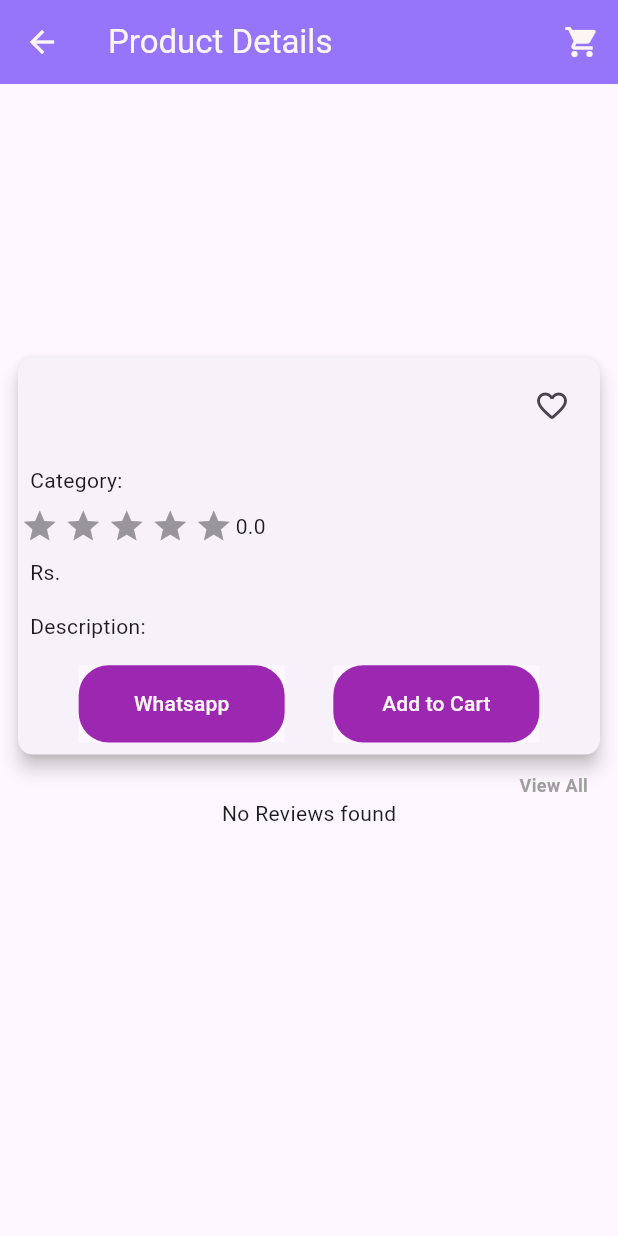
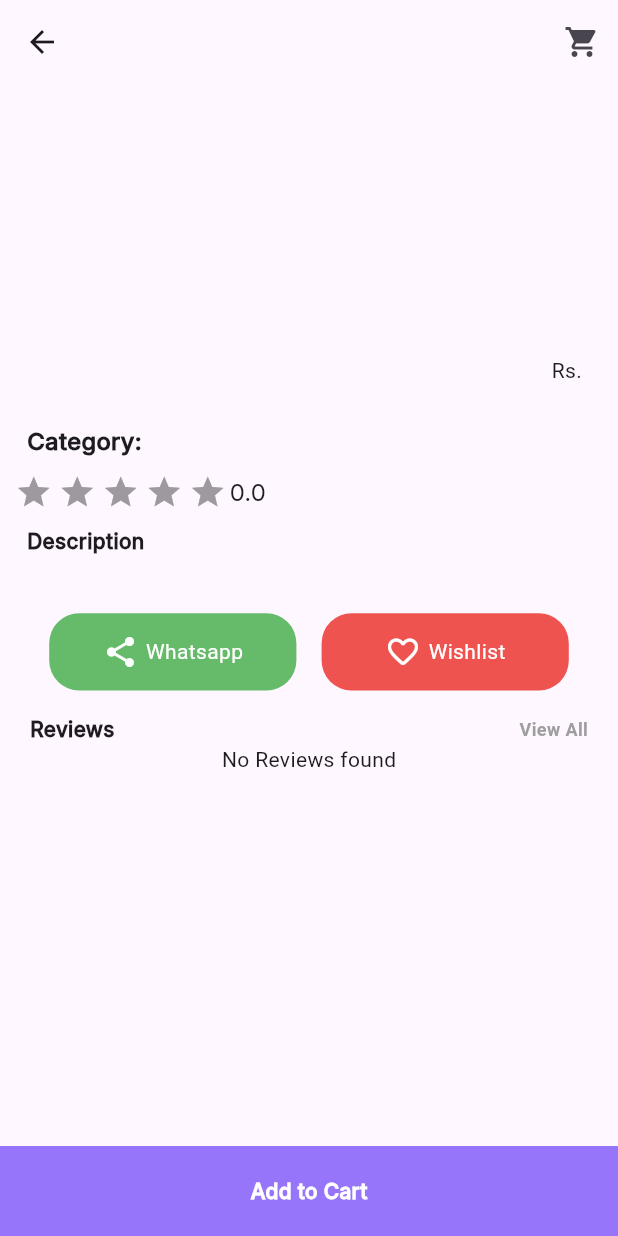
Before and after one commit to RhythmRajguru/ecommerce-flutter, a Flutter app: the ProductDetail screen opened directly with empty values, on a phone screen of 412 x 824 dp. Run offline on Flutter 3.47's test engine with Material 3 defaults, Android fonts, the phone set to English and light mode, and no system bars; drawn by our look-alikes of carousel_slider, flutter_rating_bar; our stand-ins replace cached_network_image, cloud_firestore, firebase_auth, firebase_core, firebase_messaging, flutter_easyloading and 7 more; missing offline and left inert: app_settings, dart:ffi, image_card, razorpay_flutter; accounts and stored records are empty; key blocks and very long unbroken strings in the code were emptied for the run.

Commit message:
product detail screen ui changed

```diff
--- a/lib/common/widgets/all_reviews_per_product.dart
+++ b/lib/common/widgets/all_reviews_per_product.dart
@@ -47,9 +47,7 @@ class AllReviewsPerProduct extends StatelessWidget {
                           rating: reviewData['rating'],
                           createdAt: reviewData['createdAt']);
 
-                      return  Card(
-                        margin: EdgeInsets.symmetric(horizontal: 10.0,vertical: 10),
-                        elevation: 5,
+                      return  Container(
                         child: Column(
                           children: [
                             ListTile(
@@ -94,7 +92,7 @@ class AllReviewsPerProduct extends StatelessWidget {
                               mainAxisAlignment: MainAxisAlignment.start,
                               children: [
                                 Container(
-                                  margin: EdgeInsets.symmetric(horizontal: 10,vertical: 5),
+                                  margin: EdgeInsets.symmetric(horizontal: 20,vertical: 5),
                                     child: Text(reviewModel.feedback,style: TextStyle(color: Colors.grey,fontWeight: FontWeight.bold,fontSize: 12),)),
                               ],
                             )
--- a/lib/contollers/favourite_controller.dart
+++ b/lib/contollers/favourite_controller.dart
@@ -21,7 +21,7 @@ class FavouriteController extends GetxController{
 
       Get.snackbar('Success', 'Product added to wishlist',
           snackPosition: SnackPosition.BOTTOM,
-          backgroundColor: AppConstant.appMainColor);
+          );
 
         isFavourite.value=true;
 
@@ -32,7 +32,7 @@ class FavouriteController extends GetxController{
 
       Get.snackbar('Success', 'Product removed from wishlist',
           snackPosition: SnackPosition.BOTTOM,
-          backgroundColor: AppConstant.appMainColor);
+         );
 
         isFavourite.value=false;
 
--- a/lib/screens/user-panel/product_detail.dart
+++ b/lib/screens/user-panel/product_detail.dart
@@ -1,7 +1,10 @@
+import 'dart:ffi';
+
 import 'package:cached_network_image/cached_network_image.dart';
 import 'package:carousel_slider/carousel_slider.dart';
 import 'package:cloud_firestore/cloud_firestore.dart';
 import 'package:ecom/common/widgets/all_reviews_per_product.dart';
+import 'package:ecom/common/widgets/custom_bottom_btn.dart';
 import 'package:ecom/contollers/favourite_controller.dart';
 
 import 'package:ecom/contollers/rating_controller.dart';
@@ -57,24 +60,21 @@ class _ProductDetailState extends State<ProductDetail> {
     RatingController ratingController=Get.put(RatingController(widget.productModel.productId));
     return Scaffold(
     appBar: AppBar(
-      backgroundColor: AppConstant.appMainColor,
-      title: Text('Product Details',style: TextStyle(color: AppConstant.appTextColor),),
-      iconTheme: IconThemeData(color: AppConstant.appTextColor),
       actions: [
         IconButton(onPressed: (){
           Get.to(CartScreen());
         }, icon: Icon(Icons.shopping_cart)),
       ],
     ),
-      body: Container(
-        child: Column(
+      body: Column(
         children: [
-            SizedBox(height: Get.height/60,),
+
       Container(
         margin: EdgeInsets.symmetric(horizontal: 10.0),
         child: CarouselSlider(
         items: widget.productModel.productImages.map((imageUrls)=>
-            ClipRRect(borderRadius: BorderRadius.circular(10.0),
+          ClipRRect(
+            borderRadius: BorderRadius.circular(10.0),
            child: CachedNetworkImage(imageUrl: imageUrls,fit: BoxFit.cover,width: Get.width-10,
             placeholder: (context,url)=>ColoredBox(color: Colors.white,child: Center(child: CupertinoActivityIndicator(),),),
             errorWidget: (context,url,error)=>Icon(Icons.error),
@@ -89,38 +89,52 @@ class _ProductDetailState extends State<ProductDetail> {
 
           Padding(
             padding: const EdgeInsets.all(8.0),
-              child: Card(
-                elevation: 5.0,
-                shape: RoundedRectangleBorder(
-                  borderRadius: BorderRadius.circular(10.0)
-                ),
+            child: Container(
               child: Column(
                 children: [
                   Padding(
                     padding: const EdgeInsets.all(8.0),
                     child: Container(
                         alignment: Alignment.topLeft,
-                          child: Row(
+                        child: Column(
+                          children: [
+                            Row(
                               mainAxisAlignment: MainAxisAlignment.spaceBetween,
                               children: [
-                              Text(widget.productModel.productName),
-                             Obx(()=> IconButton(onPressed: (){
-                               favouriteController.addFavouriteProduct();
-                             }, icon:
-                             favouriteController.isFavourite.value
-                                 ? Icon(Icons.favorite,color: Colors.red,)
-                                 :Icon(Icons.favorite_outline_rounded,)),
+                                Text(widget.productModel.productName,style: TextStyle(fontWeight: FontWeight.bold,fontFamily: 'Inter',fontSize: 18),),
+                                Padding(
+                                  padding: const EdgeInsets.all(8.0),
+                                  child: Container(
+                                      alignment: Alignment.topLeft,
+                                      child:
+                                      widget.productModel.isSale==true&&widget.productModel.salePrice!=''
+                                          ? Row(
+                                        children: [
+                                          Text('Rs.',style: TextStyle(fontWeight: FontWeight.bold,fontFamily: 'Inter',fontSize: 18),),
+                                          Text(widget.productModel.salePrice,style: TextStyle(fontWeight: FontWeight.bold,fontFamily: 'Inter',fontSize: 18),),
+                                          SizedBox(width: 10,),
+                                          Text(widget.productModel.fullPrice,style: TextStyle(decoration: TextDecoration.lineThrough,color: Colors.red,fontWeight: FontWeight.bold,fontFamily: 'Inter',fontSize: 18),),
+                                        ],
+                                      )
+                                          : Text("Rs."+widget.productModel.fullPrice)
+
+                                  ),
+                                ),
+                              ],
                             ),
                           ],
                         )),
                   ),
                   Padding(
-                      padding: const EdgeInsets.all(8.0),
-                      child: Container(
-                          alignment: Alignment.topLeft,
-                          child: Text("Category:"+widget.productModel.categoryName)),
+                    padding: const EdgeInsets.symmetric(vertical: 10,horizontal: 10),
+                    child: Row(
+                      children: [
+                        Text('Category: ',style: TextStyle(fontWeight: FontWeight.bold,fontFamily: 'Inter',fontSize: 16,),),
+                        Text(widget.productModel.categoryName,style: TextStyle(fontFamily: 'Inter',fontSize: 16,)),
+                      ],
+                      mainAxisAlignment: MainAxisAlignment.start,
                     ),
-                    //reviews
+                  ),
                  Obx((){
                   return Row(
                      children: [
@@ -142,33 +156,22 @@ class _ProductDetailState extends State<ProductDetail> {
 
                            },),
                        ),
-                         Text(ratingController.averageRating.toString()),
+                       Text(ratingController.averageRating.value.toString(),style: TextStyle(fontFamily: 'Inter',fontSize: 16,),)
                      ],
                    );
                  }),
 
                   Padding(
-                      padding: const EdgeInsets.all(8.0),
-                      child: Container(
-                          alignment: Alignment.topLeft,
-                          child:
-                             widget.productModel.isSale==true&&widget.productModel.salePrice!=''
-                                 ? Row(
+                    padding: const EdgeInsets.all(10.0),
+                    child: Column(
                       children: [
-                                 Text("Rs."+widget.productModel.salePrice),
-                                 SizedBox(width: 10,),
-                                 Text(widget.productModel.fullPrice,style: TextStyle(decoration: TextDecoration.lineThrough,color: AppConstant.appMainColor),),
+                      Align(
+                          alignment:Alignment.topLeft,
+                          child: Text('Description',style: TextStyle(fontFamily: 'Inter',fontSize: 14,fontWeight: FontWeight.bold),)),
+                        Container(
+                            child: Text(widget.productModel.productDescription,style: TextStyle(fontFamily: 'Inter',fontSize: 14,),)),
                       ],
-                             )
-                                 : Text("Rs."+widget.productModel.fullPrice)
-
                     ),
-                    ),
-                    Padding(
-                      padding: const EdgeInsets.all(8.0),
-                      child: Container(
-                          alignment: Alignment.topLeft,
-                          child: Text("Description:"+widget.productModel.productDescription)),
                   ),
                   Padding(
                     padding: const EdgeInsets.all(8.0),
@@ -176,34 +179,48 @@ class _ProductDetailState extends State<ProductDetail> {
                       mainAxisAlignment: MainAxisAlignment.spaceEvenly,
                       children: [
                         Material(child: Container(
-                            width: Get.width/3.0,
+                          width: Get.width/2.5,
                           height: Get.height/16,
                           decoration: BoxDecoration(
-                              color: AppConstant.appSecondaryColor,
+                            color: Colors.green.shade400,
                             borderRadius: BorderRadius.circular(20.0),
                           ),
-                            child: TextButton(
-                              child: Text('Whatsapp',style: TextStyle(color: AppConstant.appTextColor),),
-                              onPressed: (){
+                          child: InkWell(
+                            onTap: (){
                               ProductDetail.sendMessageOnWhatsapp(
                                 productModel:widget.productModel,
                               );
                             },
+                            child: Row(
+                              mainAxisAlignment: MainAxisAlignment.center,
+                                children: [
+                                  Icon(Icons.share,color: Colors.white,),
+                                  SizedBox(width: 5,),
+                                  Text('Whatsapp',style: TextStyle(color: Colors.white),),
+                                ],
                               ),
+                          ),
+
                         ),),
                         Material(child: Container(
-                            width: Get.width/3.0,
+                          width: Get.width/2.5,
                           height: Get.height/16,
                           decoration: BoxDecoration(
-                              color: AppConstant.appSecondaryColor,
+                            color: Colors.red.shade400,
                             borderRadius: BorderRadius.circular(20.0),
                           ),
-                            child: TextButton(
-                              child: Text('Add to Cart',style: TextStyle(color: AppConstant.appTextColor),),
-                              onPressed: ()async{
-                                await checkProductExistence(uId:user!.uid);
-                                Get.snackbar('Success', 'Product successfully added to cart',snackPosition: SnackPosition.BOTTOM,backgroundColor: AppConstant.appMainColor);
+                          child: InkWell(
+                            onTap: (){
+                              favouriteController.addFavouriteProduct();
                             },
+                            child: Row(
+                              mainAxisAlignment: MainAxisAlignment.center,
+                              children: [
+                                Icon(Icons.favorite_outline_rounded,color: Colors.white,),
+                                SizedBox(width: 5,),
+                                Text('Wishlist',style: TextStyle(color: Colors.white),),
+                              ],
+                            ),
                           ),
                         ),),
                       ],
@@ -213,19 +230,29 @@ class _ProductDetailState extends State<ProductDetail> {
               ),
             ),
           ),
+         Row(
+           mainAxisAlignment: MainAxisAlignment.spaceBetween,
+           children: [
+             Container(
+                 margin: EdgeInsets.only(left: 20),
+                 child: Text('Reviews',style: TextStyle(fontFamily: 'Inter',fontSize: 14,fontWeight: FontWeight.bold),)),
              InkWell(
                onTap: (){
                  Get.to(()=>AllReviewsPerproductScreen(productModel: widget.productModel,));
                },
-              child: Container(
-                  alignment: Alignment.centerRight,
+              child:  Container(
                   margin: EdgeInsets.only(right: 20),
-                  child: Text('View All',style: TextStyle(color: Colors.grey,fontSize: 12,fontWeight: FontWeight.bold),)),
+                  child: Text('View All',style: TextStyle(color: Colors.grey,fontSize: 12,fontWeight: FontWeight.bold))),
+             ),
+           ],
          ),
           AllReviewsPerProduct(productModel:widget.productModel),
         ],
       ),
-      ),
+      bottomSheet: CustomBottomBtn(title: 'Add to Cart', callback: ()async{
+        await checkProductExistence(uId:user!.uid);
+        Get.snackbar('Success', 'Product successfully added to cart',snackPosition: SnackPosition.BOTTOM);
+      }),
     );
   }
 
```
Lines whose indentation alone changed are shown as unchanged.
